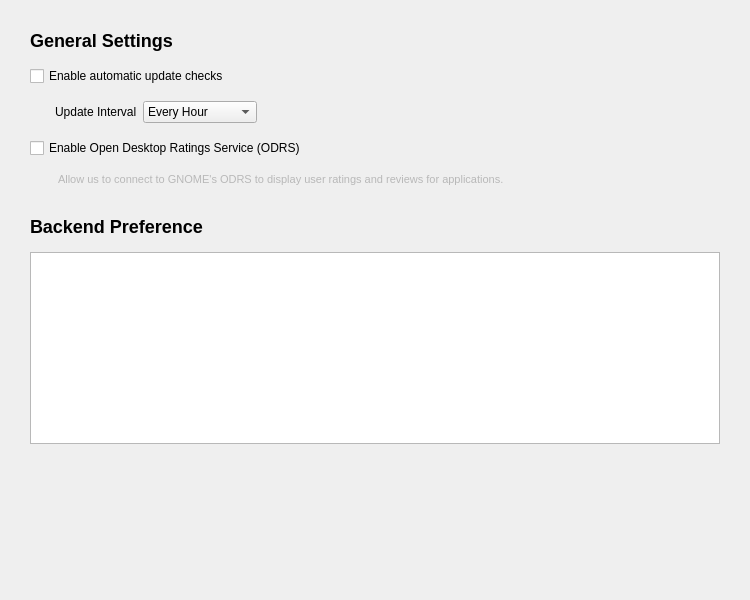
The window that src/ui/panels/settings_panel.ui (anocweb/apt-ex-package-manager) describes before a commit, drawn with Qt 5.
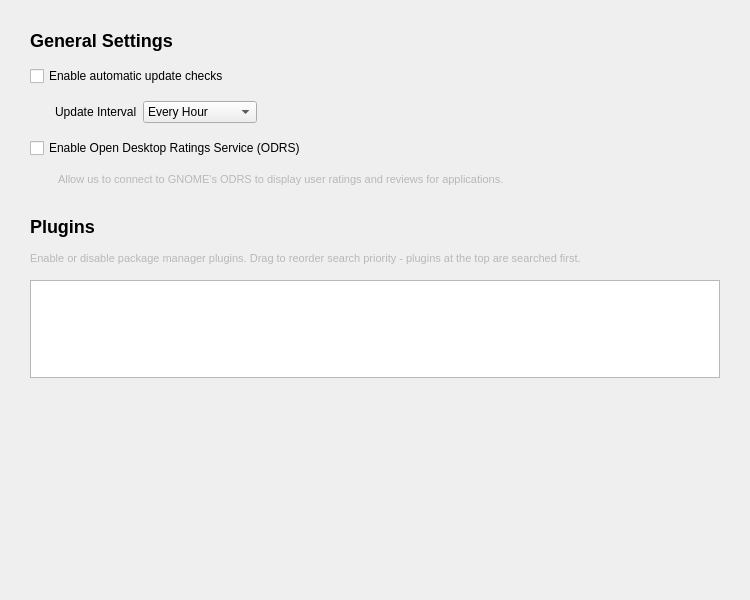
The same window after the commit.

Commit message:
Rename Backend Preference to Plugins with description
- Change section title from 'Backend Preference' to 'Plugins'
- Add description explaining enable/disable and drag-to-reorder functionality
- Description: 'Enable or disable package manager plugins. Drag to reorder search priority - plugins at the top are searched first.'

The edit to the form file:
```diff
--- a/src/ui/panels/settings_panel.ui
+++ b/src/ui/panels/settings_panel.ui
@@ -217,13 +217,26 @@
           <item>
            <widget class="QLabel" name="backendPreferenceTitle">
             <property name="text">
-             <string>Backend Preference</string>
+             <string>Plugins</string>
             </property>
             <property name="styleSheet">
              <string>font-weight: bold; font-size: 18px;</string>
             </property>
            </widget>
           </item>
+          <item>
+           <widget class="QLabel" name="pluginsDescription">
+            <property name="text">
+             <string>Enable or disable package manager plugins. Drag to reorder search priority - plugins at the top are searched first.</string>
+            </property>
+            <property name="wordWrap">
+             <bool>true</bool>
+            </property>
+            <property name="styleSheet">
+             <string>color: palette(mid); font-size: 11px;</string>
+            </property>
+           </widget>
+          </item>
           <item>
            <widget class="QListWidget" name="backendPriorityList">
             <property name="dragDropMode">
@@ -235,8 +248,8 @@
             <property name="selectionMode">
              <enum>QAbstractItemView::SingleSelection</enum>
             </property>
-            <property name="maximumHeight">
-             <number>150</number>
+            <property name="sizeAdjustPolicy">
+             <enum>QAbstractScrollArea::AdjustToContents</enum>
             </property>
            </widget>
           </item>
```
The commit also changes 1 other file.
